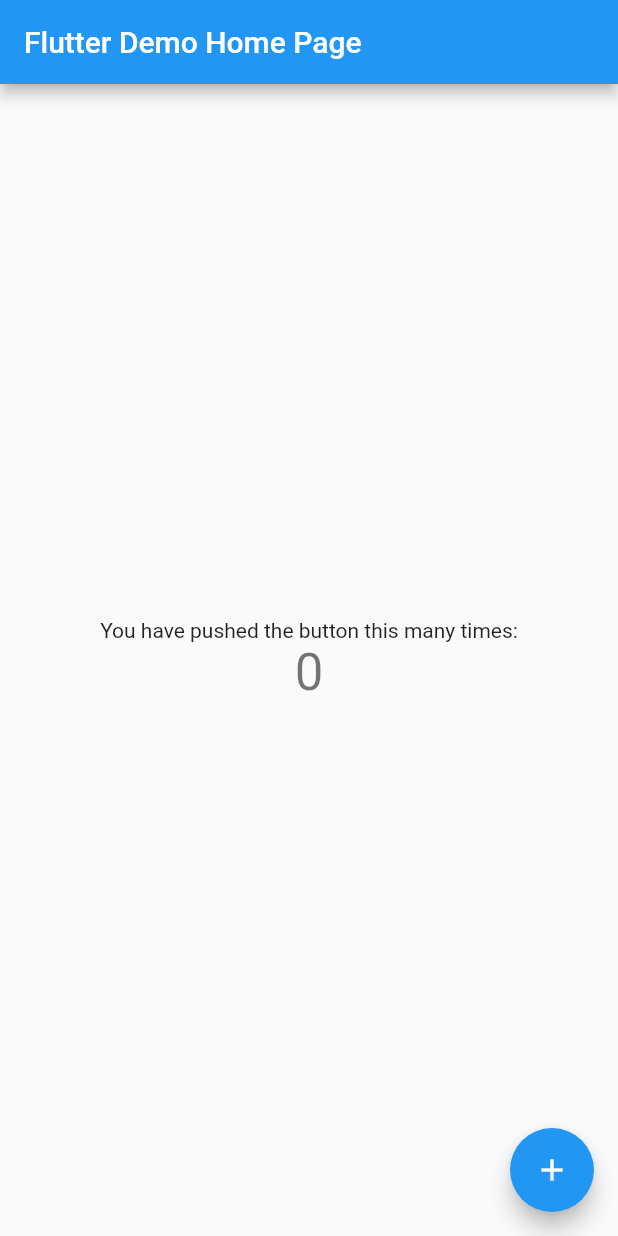
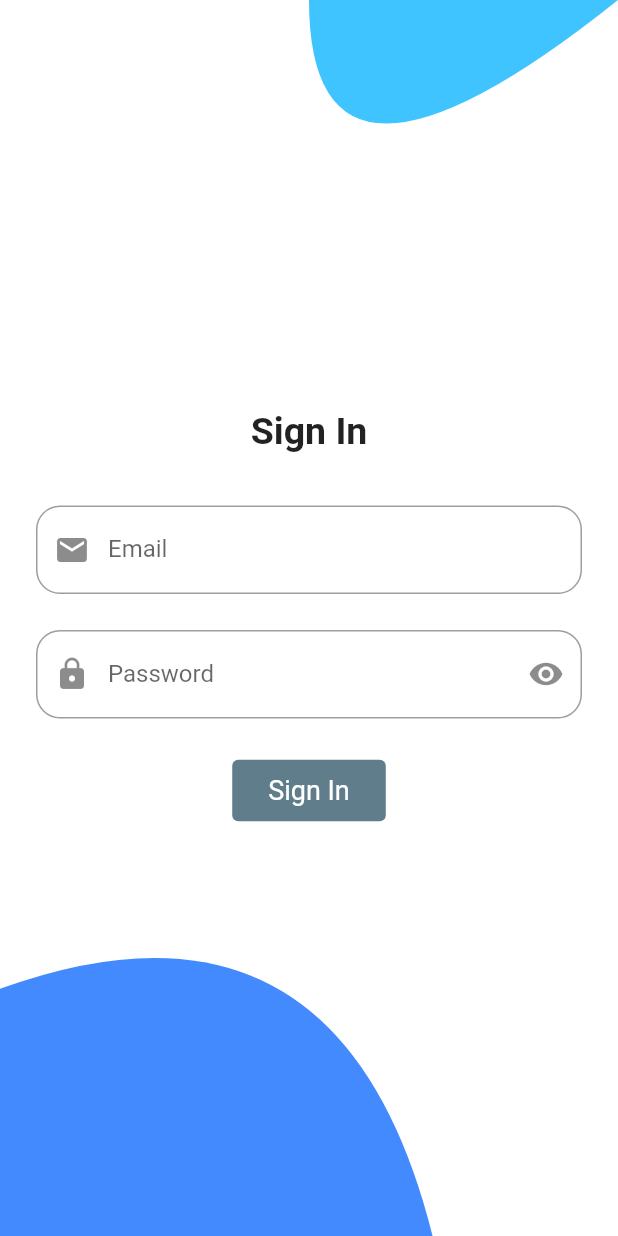
Before and after one commit to michaellchandra/alp_depd_se_kontrakin, a Flutter app: the screen it shows after launch, on a phone screen of 412 x 824 dp. Run offline on Flutter 3.47's test engine with Material 2 defaults, Android fonts, the phone set to English and light mode, and no system bars.

Commit message:
added ui login page

```diff
--- a/lib/main.dart
+++ b/lib/main.dart
@@ -1,3 +1,4 @@
+import 'package:alp_depd_se_kontrakin/views/pages.dart';
 import 'package:flutter/material.dart';
 
 void main() {
@@ -11,59 +12,60 @@
   @override
   Widget build(BuildContext context) {
     return MaterialApp(
+      debugShowCheckedModeBanner: false,
       title: 'Flutter Demo',
       theme: ThemeData(
         primarySwatch: Colors.blue,
       ),
-      home: const MyHomePage(title: 'Flutter Demo Home Page'),
+      home: const Login(),
     );
   }
 }
 
-class MyHomePage extends StatefulWidget {
-  const MyHomePage({super.key, required this.title});
+// class MyHomePage extends StatefulWidget {
+//   const MyHomePage({super.key, required this.title});
 
-  final String title;
+//   final String title;
 
-  @override
-  State<MyHomePage> createState() => _MyHomePageState();
-}
+//   @override
+//   State<MyHomePage> createState() => _MyHomePageState();
+// }
 
-class _MyHomePageState extends State<MyHomePage> {
-  int _counter = 0;
+// class _MyHomePageState extends State<MyHomePage> {
+//   int _counter = 0;
 
-  void _incrementCounter() {
-    setState(() {
-      _counter++;
-    });
-  }
+//   void _incrementCounter() {
+//     setState(() {
+//       _counter++;
+//     });
+//   }
 
-  @override
-  Widget build(BuildContext context) {
-    return Scaffold(
-      appBar: AppBar(
-        title: Text(widget.title),
-      ),
-      body: Center(
-        child: Column(
+//   @override
+//   Widget build(BuildContext context) {
+//     return Scaffold(
+//       appBar: AppBar(
+//         title: Text(widget.title),
+//       ),
+//       body: Center(
+//         child: Column(
 
-          mainAxisAlignment: MainAxisAlignment.center,
-          children: <Widget>[
-            const Text(
-              'You have pushed the button this many times:',
-            ),
-            Text(
-              '$_counter',
-              style: Theme.of(context).textTheme.headline4,
-            ),
-          ],
-        ),
-      ),
-      floatingActionButton: FloatingActionButton(
-        onPressed: _incrementCounter,
-        tooltip: 'Increment',
-        child: const Icon(Icons.add),
-      ),
-    );
-  }
-}
+//           mainAxisAlignment: MainAxisAlignment.center,
+//           children: <Widget>[
+//             const Text(
+//               'You have pushed the button this many times:',
+//             ),
+//             Text(
+//               '$_counter',
+//               style: Theme.of(context).textTheme.headline4,
+//             ),
+//           ],
+//         ),
+//       ),
+//       floatingActionButton: FloatingActionButton(
+//         onPressed: _incrementCounter,
+//         tooltip: 'Increment',
+//         child: const Icon(Icons.add),
+//       ),
+//     );
+//   }
+// }
--- /dev/null
+++ b/lib/views/login.dart
@@ -0,0 +1,140 @@
+part of 'pages.dart';
+
+class Login extends StatefulWidget {
+  const Login({ Key? key }) : super(key: key);
+
+  @override
+  _LoginState createState() => _LoginState();
+}
+
+class _LoginState extends State<Login> {
+  bool isHide = true;
+
+  @override
+  Widget build(BuildContext context) {
+    return Scaffold(
+      body: CustomPaint(
+        painter: BluePainter(),
+        child: Stack(
+          children: [
+            Container(
+              width: double.infinity,
+              height: double.infinity,
+              padding: EdgeInsets.all(24),
+              child: Center(
+                child: Form(
+                  child: Column(
+                    mainAxisAlignment: MainAxisAlignment.center,
+                    children: <Widget>[
+                      Text(
+                        "Sign In",
+                        style: TextStyle(
+                          fontSize: 25,
+                          fontWeight: FontWeight.bold,
+                        ),
+                        textAlign: TextAlign.center,
+                      ),
+                      SizedBox(height: 35),
+                      TextFormField(
+                        keyboardType: TextInputType.emailAddress,
+                        autovalidateMode: AutovalidateMode.onUserInteraction,
+                        decoration: InputDecoration(
+                          labelText: "Email",
+                          prefixIcon: Icon(Icons.mail),
+                          border: OutlineInputBorder(
+                            borderRadius: BorderRadius.all(Radius.circular(16))
+                          )
+                        ),
+                      ),
+                      SizedBox(height: 24),
+                      TextFormField(
+                        obscureText: isHide,
+                        autovalidateMode: AutovalidateMode.onUserInteraction,
+                        decoration: InputDecoration(
+                          labelText: "Password",
+                          prefixIcon: Icon(Icons.lock),
+                          border: OutlineInputBorder(
+                            borderRadius: BorderRadius.all(Radius.circular(16))
+                          ),
+                          suffixIcon: new GestureDetector(
+                            onTap: () {
+                              setState(() {
+                                isHide = !isHide;
+                              });
+                            },
+                            child: Icon(
+                                isHide ? Icons.visibility : Icons.visibility_off),
+                          ),
+                        ),
+                      ),
+                      SizedBox(height: 24),
+                      ElevatedButton(
+                        onPressed: () async {
+                        },
+                        style: ElevatedButton.styleFrom(
+                          backgroundColor: Colors.blueGrey,
+                          elevation: 0,
+                          textStyle: TextStyle(
+                            fontSize: 18,
+                          ),
+                          padding: EdgeInsets.fromLTRB(24, 10, 24, 10),
+                          shape: RoundedRectangleBorder(
+                              borderRadius: BorderRadius.circular(4))),
+                        child: Text("Sign In")
+                      ),
+                    ],
+                  ),
+                ),
+              )
+            ),
+          ],
+        ),
+      ),
+    );
+  }
+}
+
+class BluePainter extends CustomPainter {
+  @override
+  void paint(Canvas canvas, Size size) {
+    final height = size.height;
+    final width = size.width;
+    Paint paint = Paint();
+
+    Path mainBackground = Path();
+    mainBackground.addRect(Rect.fromLTRB(0, 0, width, height));
+    paint.color = Colors.white;
+    canvas.drawPath(mainBackground, paint);
+
+    Path ovalPath = Path();
+
+    ovalPath.moveTo(0, height * 0.8);
+
+    ovalPath.quadraticBezierTo(width * 0.55, height * 0.7, width * 0.7, height);
+
+    ovalPath.lineTo(0, height);
+
+    ovalPath.close();
+
+    paint.color = Colors.blueAccent;
+    canvas.drawPath(ovalPath, paint);
+
+    Path ovalPath2 = Path();
+
+    ovalPath2.moveTo(width * 0.5, 0);
+
+    ovalPath2.quadraticBezierTo(width * 0.5, height * 0.2, width, height * 0);
+
+    ovalPath2.lineTo(width, 0);
+
+    ovalPath2.close();
+
+    paint.color = Colors.lightBlueAccent;
+    canvas.drawPath(ovalPath2, paint);
+  }
+
+  @override
+  bool shouldRepaint(CustomPainter oldDelegate) {
+    return oldDelegate != this;
+  }
+}
--- /dev/null
+++ b/lib/views/pages.dart
@@ -0,0 +1,4 @@
+import 'package:flutter/cupertino.dart';
+import 'package:flutter/material.dart';
+
+part 'login.dart';
```
